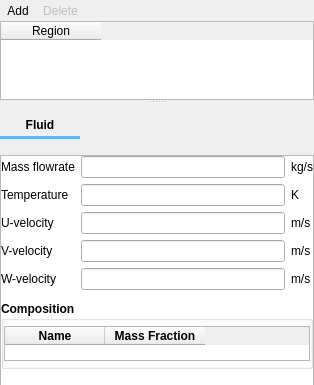
Old version of the form gui/uifiles/point_sources.ui in the repository truongd8593/mfix; both pictures show x 0 to 314 and y 0 to 385 of the 314 by 942 pixel window.
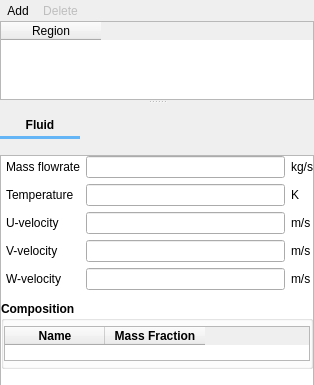
New version of the form. The open tabs and pages were chosen to show the change. Custom widgets are drawn as their Qt base class.

```diff
--- a/gui/uifiles/point_sources.ui
+++ b/gui/uifiles/point_sources.ui
@@ -613,7 +613,7 @@
                  </property>
                  <layout class="QGridLayout" name="gridLayout_2">
                   <property name="leftMargin">
-                   <number>0</number>
+                   <number>5</number>
                   </property>
                   <property name="topMargin">
                    <number>0</number>
```
